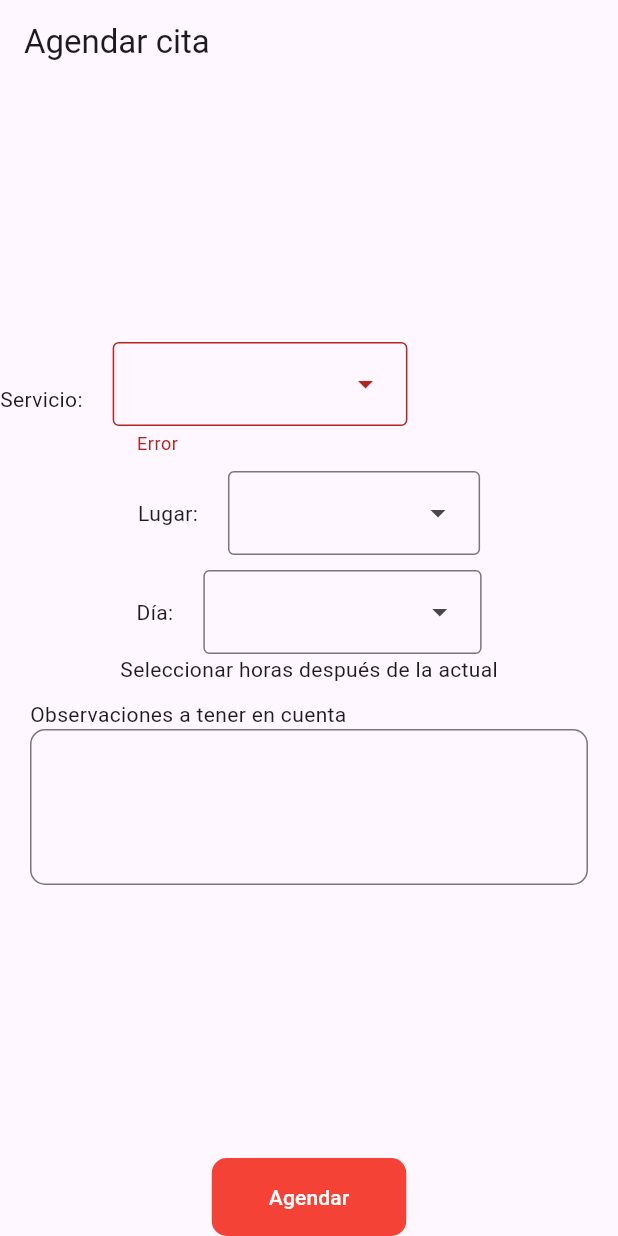
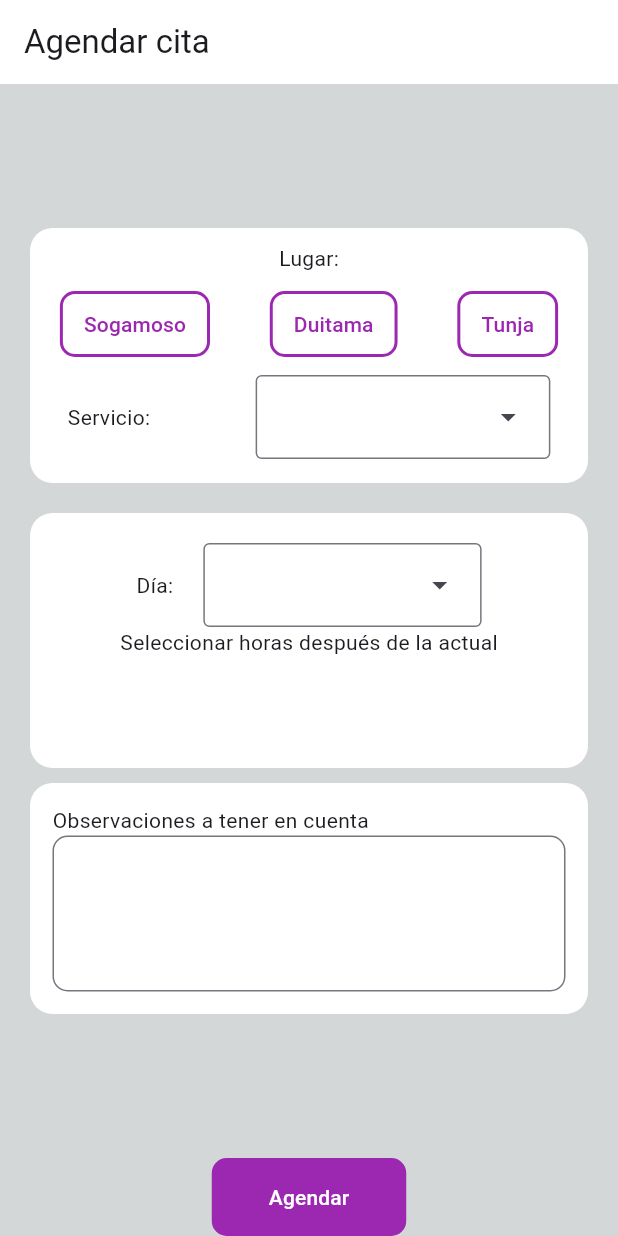
Before and after one commit to judagonsa/ekilibra_spa, a Flutter app: the QuotePage screen opened by its route, on a phone screen of 412 x 824 dp. Run offline on Flutter 3.47's test engine with Material 3 defaults, Android fonts, the phone set to English and light mode, and no system bars; our stand-ins replace flutter_bloc, freezed_annotation, go_router, image_picker, shared_preferences; accounts and stored records are empty.

Commit message:
Change look in quote page

```diff
--- a/lib/app/config/helpers/button_helpers.dart
+++ b/lib/app/config/helpers/button_helpers.dart
@@ -1,11 +1,15 @@
 import 'package:flutter/material.dart';
 
 class ButtonHelpers {
-  ButtonStyle primaryButton(bool isLogin) {
+  ButtonStyle primaryButton({
+    required bool isLogin,
+    Color? textColor,
+    Color? backgroundColor,
+  }) {
     return TextButton.styleFrom(
       elevation: 1,
-      foregroundColor: Colors.white,
-      backgroundColor: Colors.red,
+      foregroundColor: textColor ?? Colors.white,
+      backgroundColor: backgroundColor ?? Colors.red,
       minimumSize: const Size(88, 36),
       padding: EdgeInsets.only(
           left: isLogin ? 16 : 8,
@@ -18,13 +22,17 @@ class ButtonHelpers {
     );
   }
 
-  ButtonStyle secondaryButton() {
+  ButtonStyle secondaryButton({
+    Color? textColor,
+    Color? borderColor,
+    Color? backgrounColor,
+  }) {
     return OutlinedButton.styleFrom(
+      backgroundColor: backgrounColor ?? Colors.white,
       elevation: 1,
-      foregroundColor: Colors.red,
-      minimumSize: const Size(88, 36),
+      foregroundColor: textColor ?? Colors.red,
       padding: const EdgeInsets.only(left: 16, right: 16, top: 12, bottom: 12),
-      side: const BorderSide(width: 2, color: Colors.red),
+      side: BorderSide(width: 2, color: borderColor ?? Colors.red),
       shape: const RoundedRectangleBorder(
         borderRadius: BorderRadius.all(Radius.circular(10)),
       ),
--- a/lib/app/config/helpers/datetime_helper.dart
+++ b/lib/app/config/helpers/datetime_helper.dart
@@ -20,7 +20,7 @@ class DatetimeHelper {
       'Wednesday': 'Miércoles',
       'Thursday': 'Jueves',
       'Friday': 'Viernes',
-      'Sunday': 'Sábado',
+      'Sunday': 'Domingo',
     };
     final dayOfWeek = DateFormat('EEEE').format(date);
     final numberOfWeek = DateFormat('d').format(date);
@@ -30,7 +30,7 @@ class DatetimeHelper {
 
   String getHoursOfDay() {
     final now = DateTime.now();
-    final now2 = DateFormat("h:mma").format(now);
+    // final now2 = DateFormat("h:mma").format(now);
     DateFormat.jm().format(now);
     return '';
   }
--- a/lib/app/pages/login/pages/login_page.dart
+++ b/lib/app/pages/login/pages/login_page.dart
@@ -94,7 +94,7 @@ class _LoginPageState extends State<LoginPage> {
                           print('revisar datos on firebase');
                         }
                       },
-                      style: ButtonHelpers().primaryButton(true),
+                      style: ButtonHelpers().primaryButton(isLogin: true),
                       child: const Text(
                         'Iniciar sesión',
                         style: TextStyle(fontSize: 16),
--- a/lib/app/pages/profile/pages/profile_page.dart
+++ b/lib/app/pages/profile/pages/profile_page.dart
@@ -327,7 +327,7 @@ class _InputFormState extends State<_InputForm> {
                   }
                 }
               },
-              style: ButtonHelpers().primaryButton(false),
+              style: ButtonHelpers().primaryButton(isLogin: false),
               child: SizedBox(
                 width: 200,
                 height: 40,
--- a/lib/app/pages/quote/pages/quote_page.dart
+++ b/lib/app/pages/quote/pages/quote_page.dart
@@ -9,56 +9,105 @@ class QuotePage extends StatelessWidget {
   Widget build(BuildContext context) {
     String service;
     final List<String> services = ['Limpieza facial', 'masaje', 'camilla'];
-    final List<String> places = ['Sogamoso', 'Duitama', 'Tunja'];
+    // final List<String> places = ['Sogamoso', 'Duitama', 'Tunja']; ajustar más adelante
 
     return Scaffold(
+      backgroundColor: const Color.fromARGB(255, 212, 215, 216),
       appBar: AppBar(
+        backgroundColor: Colors.white,
         title: const Text('Agendar cita'),
       ),
       body: SafeArea(
         child: Expanded(
           child: Form(
+            child: Padding(
+              padding: const EdgeInsets.symmetric(horizontal: 20),
               child: Column(
                 children: [
                   const Spacer(),
+                  Container(
+                    height: 170,
+                    decoration: const BoxDecoration(
+                      color: Colors.white,
+                      borderRadius: BorderRadius.all(Radius.circular(15)),
+                    ),
+                    child: Padding(
+                      padding: const EdgeInsets.symmetric(vertical: 10),
+                      child: Column(
+                        children: [
+                          Column(
+                            children: [
+                              const Text('Lugar:'),
+                              const SizedBox(height: 10),
                               Row(
+                                mainAxisAlignment:
+                                    MainAxisAlignment.spaceAround,
+                                children: [
+                                  TextButton(
+                                    onPressed: () {},
+                                    style: ButtonHelpers().secondaryButton(
+                                      textColor: Colors.purple,
+                                      borderColor: Colors.purple,
+                                    ),
+                                    child: const Text('Sogamoso'),
+                                  ),
+                                  TextButton(
+                                    onPressed: () {},
+                                    style: ButtonHelpers().secondaryButton(
+                                      textColor: Colors.purple,
+                                      borderColor: Colors.purple,
+                                    ),
+                                    child: const Text('Duitama'),
+                                  ),
+                                  TextButton(
+                                    onPressed: () {},
+                                    style: ButtonHelpers().secondaryButton(
+                                      textColor: Colors.purple,
+                                      borderColor: Colors.purple,
+                                    ),
+                                    child: const Text('Tunja'),
+                                  )
+                                ],
+                              )
+                            ],
+                          ),
+                          const SizedBox(height: 10),
+                          Row(
+                            mainAxisAlignment: MainAxisAlignment.spaceEvenly,
                             children: [
                               const Text('Servicio:'),
                               const SizedBox(width: 20),
-                    Expanded(
-                      child: DropdownMenu(
-                        errorText: 'Error',
+                              DropdownMenu(
+                                // errorText: 'Error',
                                 onSelected: (value) {
                                   if (value != null) service = value;
                                 },
                                 dropdownMenuEntries: services
-                            .map<DropdownMenuEntry<String>>((String value) {
+                                    .map<DropdownMenuEntry<String>>(
+                                        (String value) {
                                   return DropdownMenuEntry<String>(
-                              value: value, label: value);
-                        }).toList(),
-                      ),
-                    ),
-                  ],
-                ),
-                const SizedBox(height: 10),
-                Row(
-                  mainAxisAlignment: MainAxisAlignment.center,
-                  children: [
-                    const Text('Lugar:'),
-                    const SizedBox(width: 20),
-                    DropdownMenu(
-                      onSelected: (value) {
-                        if (value != null) service = value;
-                      },
-                      dropdownMenuEntries:
-                          places.map<DropdownMenuEntry<String>>((String value) {
-                        return DropdownMenuEntry<String>(
-                            value: value, label: value);
+                                    value: value,
+                                    label: value,
+                                  );
                                 }).toList(),
                               ),
                             ],
                           ),
-                const SizedBox(height: 10),
+                        ],
+                      ),
+                    ),
+                  ),
+                  const SizedBox(height: 20),
+                  Container(
+                    height: 170,
+                    decoration: const BoxDecoration(
+                      color: Colors.white,
+                      borderRadius: BorderRadius.all(Radius.circular(15)),
+                    ),
+                    child: Padding(
+                      padding: const EdgeInsets.symmetric(vertical: 20),
+                      child: Column(
+                        children: [
                           Row(
                             mainAxisAlignment: MainAxisAlignment.center,
                             children: [
@@ -70,8 +119,10 @@ class QuotePage extends StatelessWidget {
                                 },
                                 dropdownMenuEntries: DatetimeHelper()
                                     .getDaysOfWeek()
-                          .map<DropdownMenuEntry<String>>((DateTime value) {
-                        final newValue = DatetimeHelper().getDayString(value);
+                                    .map<DropdownMenuEntry<String>>(
+                                        (DateTime value) {
+                                  final newValue =
+                                      DatetimeHelper().getDayString(value);
                                   return DropdownMenuEntry<String>(
                                       value: newValue, label: newValue);
                                 }).toList(),
@@ -79,9 +130,18 @@ class QuotePage extends StatelessWidget {
                             ],
                           ),
                           const Text('Seleccionar horas después de la actual'),
-                Padding(
-                  padding:
-                      const EdgeInsets.symmetric(horizontal: 20, vertical: 10),
+                        ],
+                      ),
+                    ),
+                  ),
+                  const SizedBox(height: 10),
+                  Container(
+                    decoration: const BoxDecoration(
+                      color: Colors.white,
+                      borderRadius: BorderRadius.all(Radius.circular(15)),
+                    ),
+                    child: Padding(
+                      padding: const EdgeInsets.all(15),
                       child: Column(
                         crossAxisAlignment: CrossAxisAlignment.start,
                         children: [
@@ -96,16 +156,22 @@ class QuotePage extends StatelessWidget {
                         ],
                       ),
                     ),
+                  ),
                   const Spacer(),
                   TextButton(
                     onPressed: () => _createQuote(),
-                  style: ButtonHelpers().primaryButton(false),
+                    style: ButtonHelpers().primaryButton(
+                      isLogin: false,
+                      backgroundColor: Colors.purple,
+                    ),
                     child: const Padding(
-                    padding: EdgeInsets.symmetric(vertical: 10, horizontal: 30),
+                      padding:
+                          EdgeInsets.symmetric(vertical: 10, horizontal: 30),
                       child: Text('Agendar'),
                     ),
                   ),
                 ],
+              ),
             ),
           ),
         ),
--- a/lib/app/pages/welcome/welcome_page.dart
+++ b/lib/app/pages/welcome/welcome_page.dart
@@ -46,7 +46,7 @@ class _WelcomeViewState extends State<_WelcomeView> {
                       onPressed: () {
                         context.push('/profile', extra: {'isRegister': true});
                       },
-                      style: ButtonHelpers().primaryButton(true),
+                      style: ButtonHelpers().primaryButton(isLogin: true),
                       child: const Text(
                         'Registrar',
                         style: TextStyle(fontSize: 16),
```
Lines whose indentation alone changed are shown as unchanged.
